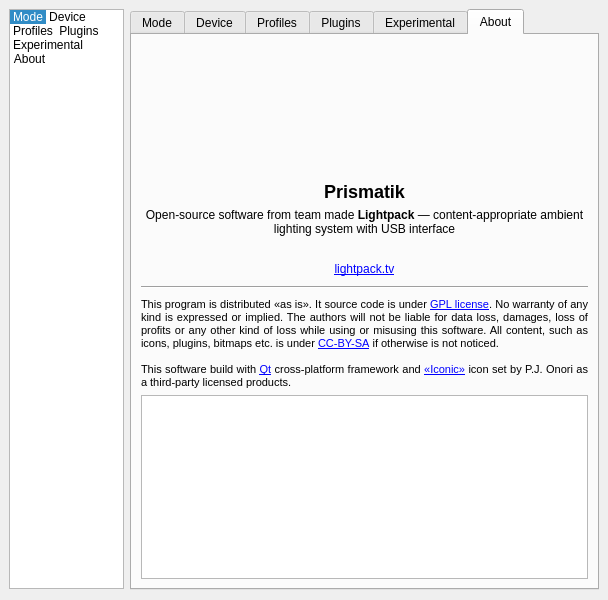
This is Software/src/SettingsWindow.ui in woodenshark/Lightpack as Qt 5 draws it before an edit. The edited form follows.
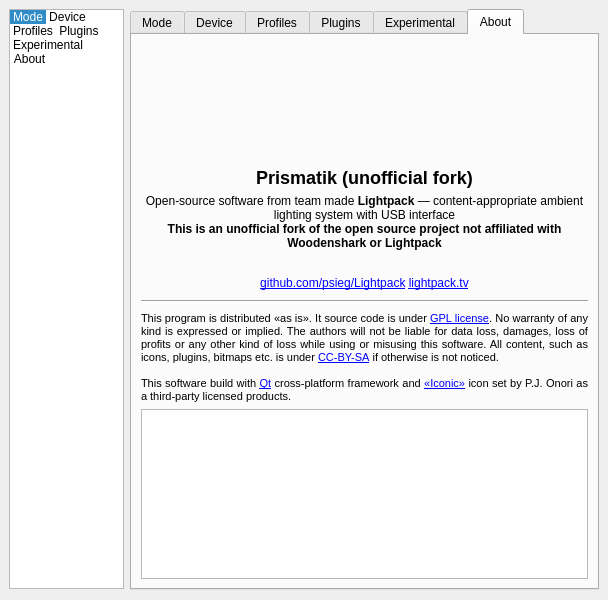
This is the edited form. The open tabs and pages were chosen to show the change. Icons and pictures are not drawn. Custom widgets are drawn as their Qt base class.

Commit message: Mark fork as such

The edit to the form file:
```diff
--- a/Software/src/SettingsWindow.ui
+++ b/Software/src/SettingsWindow.ui
@@ -2477,7 +2477,7 @@
            </size>
           </property>
           <property name="text">
-           <string>&lt;h2&gt;Prismatik&lt;/h2&gt;</string>
+           <string>&lt;h2&gt;Prismatik (unofficial fork)&lt;/h2&gt;</string>
           </property>
           <property name="alignment">
            <set>Qt::AlignCenter</set>
@@ -2511,7 +2511,7 @@
            </size>
           </property>
           <property name="text">
-           <string>Open-source software from team made &lt;b&gt;Lightpack&lt;/b&gt; &amp;mdash; content-appropriate ambient lighting system with USB interface</string>
+           <string>Open-source software from team made &lt;b&gt;Lightpack&lt;/b&gt; &amp;mdash; content-appropriate ambient lighting system with USB interface&lt;br&gt;&lt;b&gt;This is an unofficial fork of the open source project not affiliated with Woodenshark or Lightpack&lt;/b&gt;</string>
           </property>
           <property name="textFormat">
            <enum>Qt::RichText</enum>
@@ -2585,7 +2585,7 @@
            </size>
           </property>
           <property name="text">
-           <string notr="true">&lt;a href=&quot;http://lightpack.tv/&quot;&gt;lightpack.tv&lt;/a&gt;</string>
+           <string notr="true">&lt;a href=&quot;https://github.com/psieg/Lightpack&quot;&gt;github.com/psieg/Lightpack&lt;/a&gt; &lt;a href=&quot;http://lightpack.tv/&quot;&gt;lightpack.tv&lt;/a&gt;</string>
           </property>
           <property name="alignment">
            <set>Qt::AlignCenter</set>
```
Left out of the diff: 4 changed lines with no effect on the pictures. The commit also changes 2 other files.
